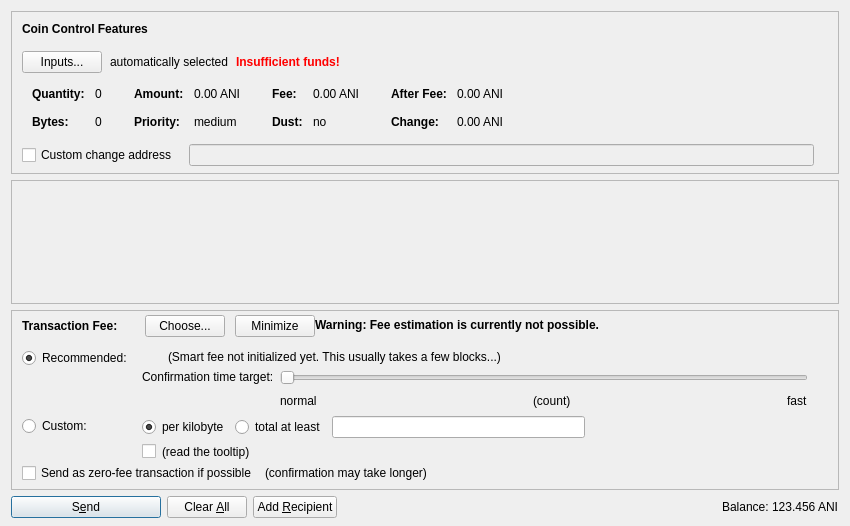
The window that src/qt/forms/sendcoinsdialog.ui (Animecointeam/Animecoin) describes before a commit, drawn with Qt 5.
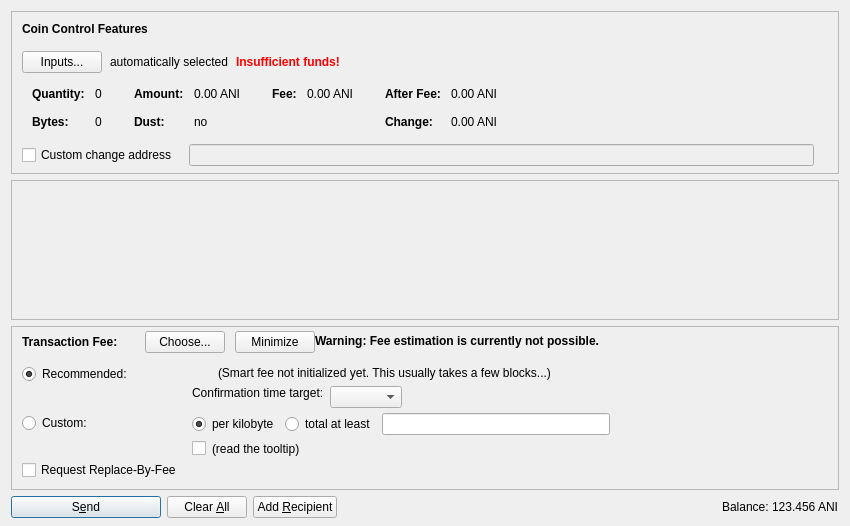
The same window after the commit. Icons and pictures are not drawn. Custom widgets are drawn as their Qt base class.

Diff of the .ui file:
```diff
--- a/src/qt/forms/sendcoinsdialog.ui
+++ b/src/qt/forms/sendcoinsdialog.ui
@@ -332,86 +332,6 @@
                 </widget>
                </item>
                <item row="1" column="0">
-                <widget class="QLabel" name="labelCoinControlPriorityText">
-                 <property name="font">
-                  <font>
-                   <weight>75</weight>
-                   <bold>true</bold>
-                  </font>
-                 </property>
-                 <property name="text">
-                  <string>Priority:</string>
-                 </property>
-                </widget>
-               </item>
-               <item row="1" column="1">
-                <widget class="QLabel" name="labelCoinControlPriority">
-                 <property name="cursor">
-                  <cursorShape>IBeamCursor</cursorShape>
-                 </property>
-                 <property name="contextMenuPolicy">
-                  <enum>Qt::ActionsContextMenu</enum>
-                 </property>
-                 <property name="text">
-                  <string notr="true">medium</string>
-                 </property>
-                 <property name="textInteractionFlags">
-                  <set>Qt::LinksAccessibleByMouse|Qt::TextSelectableByKeyboard|Qt::TextSelectableByMouse</set>
-                 </property>
-                </widget>
-               </item>
-              </layout>
-             </item>
-             <item>
-              <layout class="QFormLayout" name="formLayoutCoinControl3">
-               <property name="horizontalSpacing">
-                <number>10</number>
-               </property>
-               <property name="verticalSpacing">
-                <number>14</number>
-               </property>
-               <property name="leftMargin">
-                <number>6</number>
-               </property>
-               <property name="topMargin">
-                <number>4</number>
-               </property>
-               <property name="rightMargin">
-                <number>6</number>
-               </property>
-               <item row="0" column="0">
-                <widget class="QLabel" name="labelCoinControlFeeText">
-                 <property name="font">
-                  <font>
-                   <weight>75</weight>
-                   <bold>true</bold>
-                  </font>
-                 </property>
-                 <property name="text">
-                  <string>Fee:</string>
-                 </property>
-                 <property name="margin">
-                  <number>0</number>
-                 </property>
-                </widget>
-               </item>
-               <item row="0" column="1">
-                <widget class="QLabel" name="labelCoinControlFee">
-                 <property name="cursor">
-                  <cursorShape>IBeamCursor</cursorShape>
-                 </property>
-                 <property name="contextMenuPolicy">
-                  <enum>Qt::ActionsContextMenu</enum>
-                 </property>
-                 <property name="text">
-                  <string notr="true">0.00 ANI</string>
-                 </property>
-                 <property name="textInteractionFlags">
-                  <set>Qt::LinksAccessibleByMouse|Qt::TextSelectableByKeyboard|Qt::TextSelectableByMouse</set>
-                 </property>
-                </widget>
-               </item>
-               <item row="1" column="0">
                 <widget class="QLabel" name="labelCoinControlLowOutputText">
                  <property name="font">
                   <font>
@@ -442,6 +362,57 @@
                </item>
               </layout>
              </item>
+             <item>
+              <layout class="QFormLayout" name="formLayoutCoinControl3">
+               <property name="horizontalSpacing">
+                <number>10</number>
+               </property>
+               <property name="verticalSpacing">
+                <number>14</number>
+               </property>
+               <property name="leftMargin">
+                <number>6</number>
+               </property>
+               <property name="topMargin">
+                <number>4</number>
+               </property>
+               <property name="rightMargin">
+                <number>6</number>
+               </property>
+               <item row="0" column="0">
+                <widget class="QLabel" name="labelCoinControlFeeText">
+                 <property name="font">
+                  <font>
+                   <weight>75</weight>
+                   <bold>true</bold>
+                  </font>
+                 </property>
+                 <property name="text">
+                  <string>Fee:</string>
+                 </property>
+                 <property name="margin">
+                  <number>0</number>
+                 </property>
+                </widget>
+               </item>
+               <item row="0" column="1">
+                <widget class="QLabel" name="labelCoinControlFee">
+                 <property name="cursor">
+                  <cursorShape>IBeamCursor</cursorShape>
+                 </property>
+                 <property name="contextMenuPolicy">
+                  <enum>Qt::ActionsContextMenu</enum>
+                 </property>
+                 <property name="text">
+                  <string notr="true">0.00 ANI</string>
+                 </property>
+                 <property name="textInteractionFlags">
+                  <set>Qt::LinksAccessibleByMouse|Qt::TextSelectableByKeyboard|Qt::TextSelectableByMouse</set>
+                 </property>
+                </widget>
+               </item>
+             </layout>
+             </item>
              <item>
               <layout class="QFormLayout" name="formLayoutCoinControl4">
                <property name="horizontalSpacing">
@@ -617,7 +588,7 @@
         <x>0</x>
         <y>0</y>
         <width>830</width>
-        <height>68</height>
+        <height>104</height>
        </rect>
       </property>
       <layout class="QVBoxLayout" name="verticalLayout_2" stretch="0,1">
@@ -1110,44 +1081,15 @@
                     <number>30</number>
                    </property>
                    <item>
-                    <widget class="QSlider" name="sliderSmartFee">
-                     <property name="minimum">
+                    <layout class="QHBoxLayout" name="horizontalLayoutConfTarget">
+                     <property name="bottomMargin">
                       <number>0</number>
                      </property>
-                     <property name="maximum">
-                      <number>23</number>
-                     </property>
-                     <property name="pageStep">
-                      <number>1</number>
-                     </property>
-                     <property name="value">
-                      <number>0</number>
-                     </property>
-                     <property name="orientation">
-                      <enum>Qt::Horizontal</enum>
-                     </property>
-                     <property name="invertedAppearance">
-                      <bool>false</bool>
-                     </property>
-                     <property name="invertedControls">
-                      <bool>false</bool>
-                     </property>
-                     <property name="tickPosition">
-                      <enum>QSlider::NoTicks</enum>
-                     </property>
-                    </widget>
-                   </item>
-                   <item>
-                    <layout class="QHBoxLayout" name="horizontalLayoutFee10">
-                     <item>
-                      <widget class="QLabel" name="labelSmartFeeNormal">
-                       <property name="text">
-                        <string>normal</string>
-                       </property>
-                      </widget>
+					 <item>
+	                  <widget class="QComboBox" name="confTargetSelector"/>
                      </item>
                      <item>
-                      <spacer name="horizontalSpacer_7">
+                      <spacer name="horizontalSpacerConfTarget">
                        <property name="orientation">
                         <enum>Qt::Horizontal</enum>
                        </property>
@@ -1159,33 +1101,6 @@
                        </property>
                       </spacer>
                      </item>
-                     <item>
-                      <widget class="QLabel" name="confirmationTargetLabel">
-                       <property name="text">
-                        <string>(count)</string>
-                       </property>
-                      </widget>
-                     </item>
-                     <item>
-                      <spacer name="horizontalSpacer_3">
-                       <property name="orientation">
-                        <enum>Qt::Horizontal</enum>
-                       </property>
-                       <property name="sizeHint" stdset="0">
-                        <size>
-                         <width>40</width>
-                         <height>20</height>
-                        </size>
-                       </property>
-                      </spacer>
-                     </item>
-                     <item>
-                      <widget class="QLabel" name="labelSmartFeeFast">
-                       <property name="text">
-                        <string>fast</string>
-                       </property>
-                      </widget>
-                     </item>
                     </layout>
                    </item>
                   </layout>
@@ -1207,60 +1122,17 @@
                </item>
               </layout>
              </item>
-            </layout>
-           </item>
-           <item>
-            <layout class="QHBoxLayout" name="horizontalLayoutFee5" stretch="0,0,0">
-             <property name="spacing">
-              <number>8</number>
+            <item>
+            <widget class="QCheckBox" name="optInRBF">
+             <property name="text">
+              <string>Request Replace-By-Fee</string>
              </property>
-             <property name="bottomMargin">
-              <number>4</number>
+             <property name="toolTip">
+              <string>Indicates that the sender may wish to replace this transaction with a new one paying higher fees (prior to being confirmed).</string>
              </property>
-             <item>
-              <widget class="QCheckBox" name="checkBoxFreeTx">
-               <property name="text">
-                <string>Send as zero-fee transaction if possible</string>
-               </property>
-              </widget>
-             </item>
-             <item>
-              <widget class="QLabel" name="labelFreeTx">
-               <property name="text">
-                <string>(confirmation may take longer)</string>
-               </property>
-               <property name="margin">
-                <number>5</number>
-               </property>
-              </widget>
-             </item>
-             <item>
-              <spacer name="horizontalSpacerFee5">
-               <property name="orientation">
-                <enum>Qt::Horizontal</enum>
-               </property>
-               <property name="sizeHint" stdset="0">
-                <size>
-                 <width>1</width>
-                 <height>1</height>
-                </size>
-               </property>
-              </spacer>
-             </item>
-            </layout>
+            </widget>
            </item>
-           <item>
-            <spacer name="verticalSpacerFee2">
-             <property name="orientation">
-              <enum>Qt::Vertical</enum>
-             </property>
-             <property name="sizeHint" stdset="0">
-              <size>
-               <width>1</width>
-               <height>1</height>
-              </size>
-             </property>
-            </spacer>
+            </layout>
            </item>
           </layout>
          </widget>
@@ -1272,8 +1144,8 @@
           </property>
           <property name="sizeHint" stdset="0">
            <size>
-            <width>800</width>
-            <height>1</height>
+            <width>40</width>
+            <height>5</height>
            </size>
           </property>
          </spacer>
```
